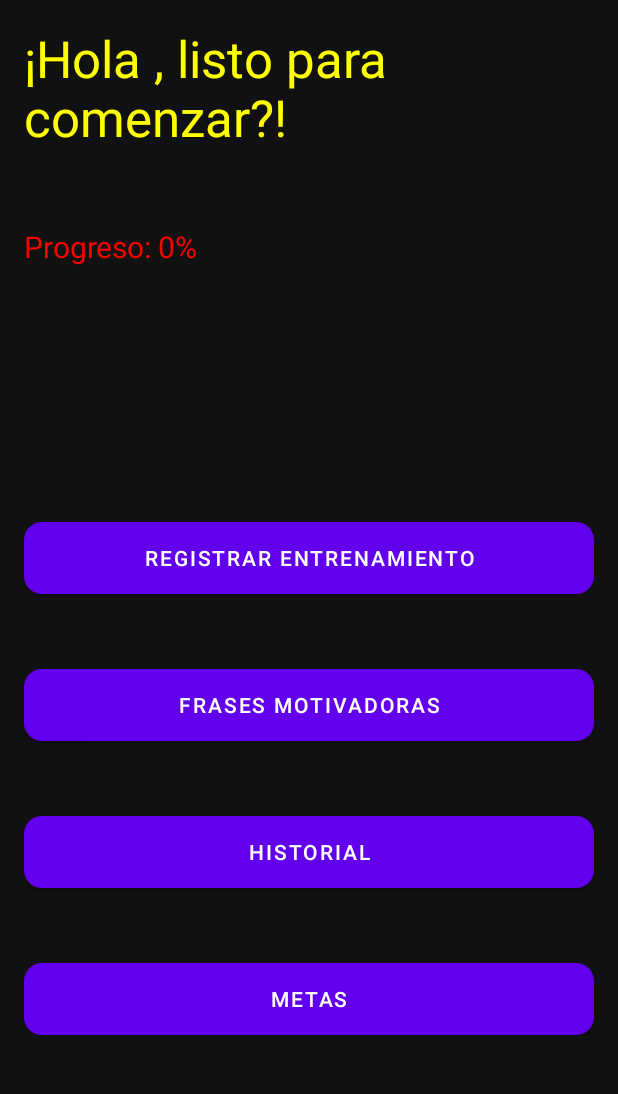
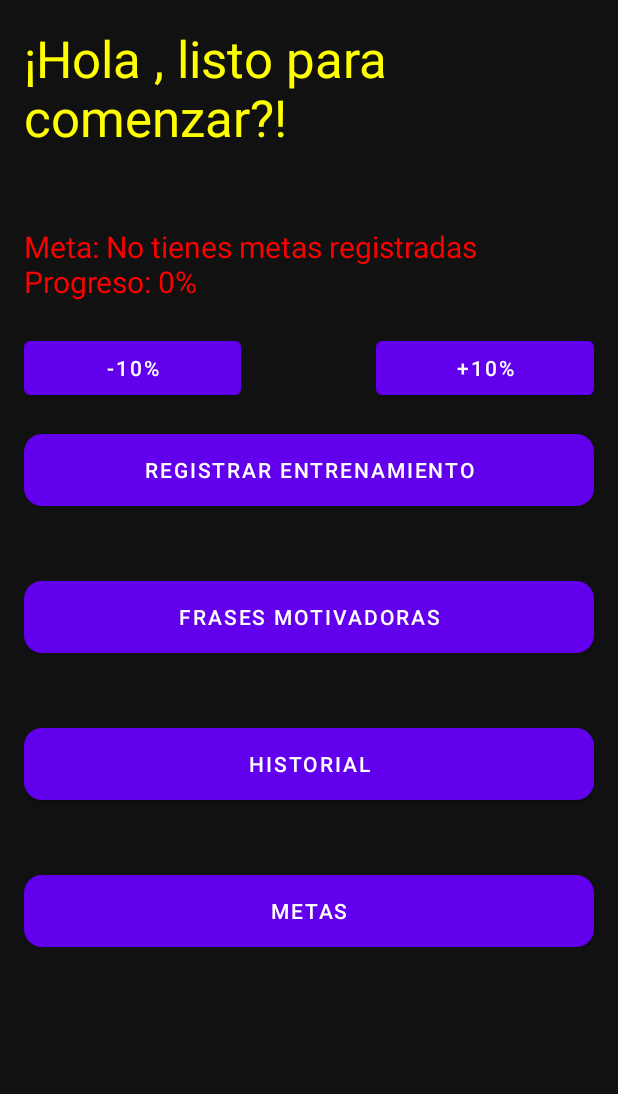
Before and after one commit to alosslessdev/Parcial1ds6, an Android app: the pantallaPrincipal screen opened directly, with no data from a screen before it, on a phone screen of 412 x 824 dp, the part 84-1178 px from its top. Run offline under Robolectric (Android 15) with nearby library versions, the phone set to English and light mode, and no system bars.

Commit message:
agregado la parte de poder reducir la meta y aumentar la meta

```diff
--- a/app/src/main/java/com/example/dailymotivation/pantallaPrincipal.java
+++ b/app/src/main/java/com/example/dailymotivation/pantallaPrincipal.java
@@ -18,6 +18,7 @@ public class pantallaPrincipal extends AppCompatActivity {
 
     String nombre;
     int progreso;
+    String metaActual;
 
     @Override
     protected void onCreate(Bundle savedInstanceState) {
@@ -31,18 +32,60 @@ public class pantallaPrincipal extends AppCompatActivity {
             return insets;
         });
 
-        this.ObtenerNombre();     // primero obtenemos el nombre
-        this.Inicializar();       // luego lo usamos
+        this.ObtenerDatos();
+        this.Inicializar();
     }
 
+    private void ObtenerDatos(){
+        SharedPreferences verNombre = getSharedPreferences("estaLogueado", Context.MODE_PRIVATE);
+        nombre = verNombre.getString("nombre", "Usuario");
+
+        SharedPreferences metasPrefs = getSharedPreferences("Metas", Context.MODE_PRIVATE);
+        metaActual = metasPrefs.getString("metaActual", "No tienes metas registradas");
+        progreso = metasPrefs.getInt("progresoActual", 0);
+    }
     @SuppressLint("SetTextI18n")
     private void Inicializar(){
         TextView meta = findViewById(R.id.textMeta);
-        meta.setText("Progreso: " + progreso + "%");
+        meta.setText("Meta: " + metaActual + "\nProgreso: " + progreso + "%");
 
         TextView saludo = findViewById(R.id.textSaludo);
         saludo.setText("¡Hola " + nombre + ", listo para comenzar?!");
     }
+
+    public void aumentarProgreso(View view){
+        if (progreso < 100){
+            progreso += 10;
+            if(progreso > 100) progreso = 100;
+            guardarProgreso();
+            actualizarVista();
+        }
+    }
+
+    public void reducirProgreso(View view){
+        if (progreso > 0){
+            progreso -= 10;
+            if(progreso < 0) progreso = 0;
+            guardarProgreso();
+            actualizarVista();
+        }
+    }
+
+    private void guardarProgreso(){
+        SharedPreferences metasPrefs = getSharedPreferences("Metas", Context.MODE_PRIVATE);
+        SharedPreferences.Editor editor = metasPrefs.edit();
+        editor.putInt("progresoActual", progreso);
+        editor.apply();
+    }
+    @SuppressLint("SetTextI18n")
+    private void actualizarVista(){
+        TextView meta = findViewById(R.id.textMeta);
+        meta.setText("Meta: " + metaActual + "\nProgreso: " + progreso + "%");
+
+        TextView saludo = findViewById(R.id.textSaludo);
+        saludo.setText("¡Hola " + nombre + ", listo para comenzar?!");
+    }
+
 
     public void ObtenerNombre(){
         SharedPreferences verNombre = getSharedPreferences("estaLogueado", Context.MODE_PRIVATE);
--- a/app/src/main/res/layout/activity_pantalla_principal.xml
+++ b/app/src/main/res/layout/activity_pantalla_principal.xml
@@ -27,7 +27,36 @@
             android:textSize="20sp"
             android:text="Mi Meta:"
             android:textColor="#FF0000"
-            android:layout_marginBottom="170dp"/>
+            android:layout_marginBottom="20dp"/>
+
+
+
+        <LinearLayout
+            android:layout_width="match_parent"
+            android:layout_height="wrap_content"
+            android:orientation="horizontal"
+            android:gravity="center"
+            android:layout_marginBottom="20dp">
+
+            <Button
+                android:id="@+id/btnRestar"
+                android:layout_width="0dp"
+                android:layout_weight="1"
+                android:layout_height="wrap_content"
+                android:text="-10%"
+                android:layout_marginEnd="90dp"
+                android:onClick="reducirProgreso"/>
+
+            <Button
+                android:id="@+id/btnSumar"
+                android:layout_width="0dp"
+                android:layout_weight="1"
+                android:layout_height="wrap_content"
+                android:text="+10%"
+                android:onClick="aumentarProgreso"/>
+
+        </LinearLayout>
+
 
         <Button
             android:id="@+id/btnRegistrar"
```
Also changed, not shown: app/src/main/java/com/example/dailymotivation/metas.java (+17 -4 lines).
